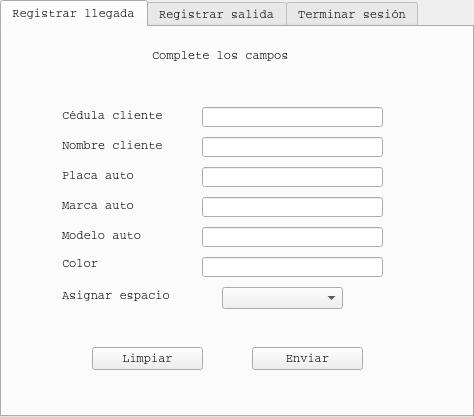
Above: src/mvc/view/parqueadero.ui from DiegoMolina04/Parqueadero-MVC-POO before the change. Below: the same form after it.
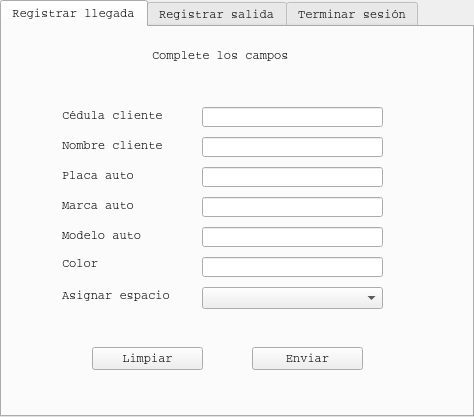
That is the form after the change. Icons and pictures are not drawn.

Commit message: update view parqueadero

```diff
--- a/src/mvc/view/parqueadero.ui
+++ b/src/mvc/view/parqueadero.ui
@@ -240,9 +240,9 @@
       <widget class="QComboBox" name="comboEspacios">
        <property name="geometry">
         <rect>
-         <x>220</x>
+         <x>200</x>
          <y>260</y>
-         <width>121</width>
+         <width>181</width>
          <height>22</height>
         </rect>
        </property>
```
Left out of the diff: 2 changed lines with no effect on the pictures.
